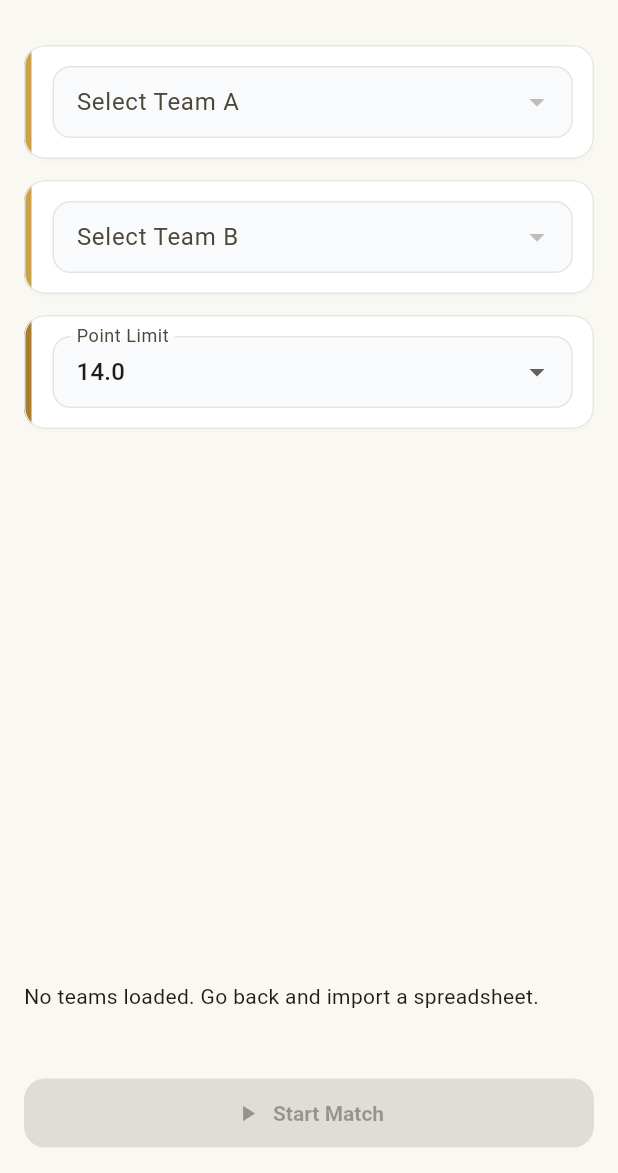
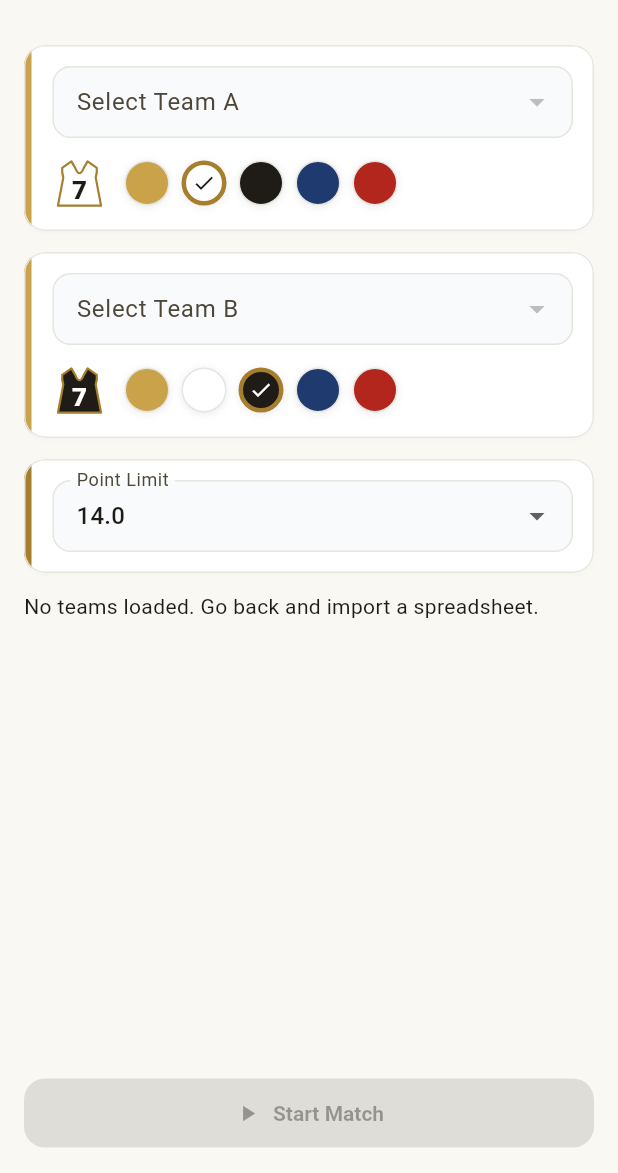
Before and after one commit to gnpazinato/IWBF-Team-Points-Control, a Flutter app: the MatchSetupScreen screen opened directly, on a phone screen of 412 x 824 dp, the part 63-1236 px from its top. Run offline on Flutter 3.47's test engine with Material 3 defaults, Android fonts, the phone set to English and light mode, and no system bars; our stand-ins replace file_picker, shared_preferences, vibration, wakelock_plus, web; missing offline and left inert: dart:js_interop, excel; accounts and stored records are empty.

Commit message:
feat(visual): Fase 5a — Jersey Color Picker
- MatchState: jerseyColorA/B (defaults preservam Team A clara / B escura)
  + serialização (toARGB32).
- PlayerJerseyIcon: parâmetro opcional jerseyColor; cor do número por
  luminância (contraste). Sem jerseyColor mantém o comportamento atual.
- Lineup: cor da camisa propagada para a lista lateral e para os chips
  da quadra (Team A usa jerseyColorA, Team B jerseyColorB).
- Match setup: seletor de camisa por equipe (preview + bolinhas Gold/
  White/Black/Dark Blue/Red); corpo agora rolável (sem overflow) com
  os times em cards de friso. ensureVisible nos taps de dropdown no teste.

Co-Authored-By: Claude Opus 4.7 (1M context) <noreply@anthropic.com>

```diff
--- a/lib/models/match_state.dart
+++ b/lib/models/match_state.dart
@@ -1,6 +1,13 @@
+import 'dart:ui' show Color;
+
 import '../constants/point_limits.dart';
 import 'player.dart';
 import 'team.dart';
+
+/// Cores padrão de camisa, preservando o visual original (Team A clara,
+/// Team B escura) quando o usuário não escolhe outra.
+const Color kDefaultJerseyColorA = Color(0xFFFFFFFF);
+const Color kDefaultJerseyColorB = Color(0xFF1F1B16);
 
 /// Estado mutável de uma partida em andamento.
 ///
@@ -26,7 +33,11 @@ class MatchState {
     Set<String>? selectedTeamAIds,
     Set<String>? selectedTeamBIds,
     this.competitionName,
+    Color? jerseyColorA,
+    Color? jerseyColorB,
   })  : _pointLimit = pointLimit,
+        jerseyColorA = jerseyColorA ?? kDefaultJerseyColorA,
+        jerseyColorB = jerseyColorB ?? kDefaultJerseyColorB,
         _teamASlots =
             _initSlots(teamASlots, fallbackSet: selectedTeamAIds),
         _teamBSlots =
@@ -58,6 +69,11 @@ class MatchState {
   final Team teamA;
   final Team teamB;
   final String? competitionName;
+
+  /// Cor da camisa de cada equipe (selecionada no setup; pinta os ícones
+  /// de camisa na quadra e nas listas laterais).
+  final Color jerseyColorA;
+  final Color jerseyColorB;
 
   double _pointLimit;
   final List<String?> _teamASlots;
@@ -200,6 +216,8 @@ class MatchState {
         'pointLimit': _pointLimit,
         'teamASlots': _teamASlots,
         'teamBSlots': _teamBSlots,
+        'jerseyColorA': jerseyColorA.toARGB32(),
+        'jerseyColorB': jerseyColorB.toARGB32(),
       };
 
   factory MatchState.fromJson(Map<String, dynamic> json) {
@@ -220,6 +238,12 @@ class MatchState {
               .cast<String>()
               .toSet(),
       competitionName: json['competitionName'] as String?,
+      jerseyColorA: json['jerseyColorA'] != null
+          ? Color(json['jerseyColorA'] as int)
+          : null,
+      jerseyColorB: json['jerseyColorB'] != null
+          ? Color(json['jerseyColorB'] as int)
+          : null,
     );
   }
 
--- a/lib/screens/lineup_control_screen.dart
+++ b/lib/screens/lineup_control_screen.dart
@@ -468,6 +468,7 @@ class _TabletBody extends StatelessWidget {
             isTeamA: true,
             selectedIds: state.selectedTeamAIds,
             onPlayerTap: (Player p) => onPlayerTap(p, _Side.a),
+            jerseyColor: state.jerseyColorA,
           ),
         ),
         Expanded(
@@ -482,6 +483,7 @@ class _TabletBody extends StatelessWidget {
             isTeamA: false,
             selectedIds: state.selectedTeamBIds,
             onPlayerTap: (Player p) => onPlayerTap(p, _Side.b),
+            jerseyColor: state.jerseyColorB,
           ),
         ),
       ],
@@ -517,6 +519,7 @@ class _PhoneBody extends StatelessWidget {
                   isTeamA: true,
                   selectedIds: state.selectedTeamAIds,
                   onPlayerTap: (Player p) => onPlayerTap(p, _Side.a),
+                  jerseyColor: state.jerseyColorA,
                 ),
                 _CourtView(state: state),
                 _TeamPlayerList(
@@ -525,6 +528,7 @@ class _PhoneBody extends StatelessWidget {
                   isTeamA: false,
                   selectedIds: state.selectedTeamBIds,
                   onPlayerTap: (Player p) => onPlayerTap(p, _Side.b),
+                  jerseyColor: state.jerseyColorB,
                 ),
               ],
             ),
@@ -542,12 +546,14 @@ class _TeamPlayerList extends StatelessWidget {
     required this.isTeamA,
     required this.selectedIds,
     required this.onPlayerTap,
+    required this.jerseyColor,
   });
 
   final Team team;
   final bool isTeamA;
   final Set<String> selectedIds;
   final ValueChanged<Player> onPlayerTap;
+  final Color jerseyColor;
 
   @override
   Widget build(BuildContext context) {
@@ -614,6 +620,7 @@ class _TeamPlayerList extends StatelessWidget {
                     selected: selectedIds.contains(p.id),
                     height: slotHeight,
                     onTap: () => onPlayerTap(p),
+                    jerseyColor: jerseyColor,
                   );
                 },
               ),
@@ -632,6 +639,7 @@ class _PlayerCard extends StatelessWidget {
     required this.selected,
     required this.height,
     required this.onTap,
+    required this.jerseyColor,
   });
 
   final Player player;
@@ -639,6 +647,7 @@ class _PlayerCard extends StatelessWidget {
   final bool selected;
   final double height;
   final VoidCallback onTap;
+  final Color jerseyColor;
 
   @override
   Widget build(BuildContext context) {
@@ -678,6 +687,7 @@ class _PlayerCard extends StatelessWidget {
                   player: player,
                   isTeamA: isTeamA,
                   size: iconSize,
+                  jerseyColor: jerseyColor,
                 ),
                 const SizedBox(width: 6),
                 // _AutoShrinkText mede o texto com TextPainter e reduz
@@ -837,6 +847,7 @@ class _CourtView extends StatelessWidget {
                           height: h,
                           slotMaxWidth: slotMaxWidth,
                           slotMaxHeight: slotMaxHeight,
+                          jerseyColor: state.jerseyColorA,
                         ),
                     for (int i = 0; i < 5; i++)
                       if (teamB[i] != null)
@@ -848,6 +859,7 @@ class _CourtView extends StatelessWidget {
                           height: h,
                           slotMaxWidth: slotMaxWidth,
                           slotMaxHeight: slotMaxHeight,
+                          jerseyColor: state.jerseyColorB,
                         ),
                   ],
                 );
@@ -895,6 +907,7 @@ class _CourtPlayerSlot extends StatelessWidget {
     required this.height,
     required this.slotMaxWidth,
     required this.slotMaxHeight,
+    required this.jerseyColor,
   });
 
   final Player player;
@@ -904,6 +917,7 @@ class _CourtPlayerSlot extends StatelessWidget {
   final double height;
   final double slotMaxWidth;
   final double slotMaxHeight;
+  final Color jerseyColor;
 
   @override
   Widget build(BuildContext context) {
@@ -917,6 +931,7 @@ class _CourtPlayerSlot extends StatelessWidget {
           isTeamA: isTeamA,
           maxWidth: slotMaxWidth,
           maxHeight: slotMaxHeight,
+          jerseyColor: jerseyColor,
         ),
       ),
     );
@@ -929,12 +944,14 @@ class _CourtPlayerChip extends StatelessWidget {
     required this.isTeamA,
     required this.maxWidth,
     required this.maxHeight,
+    required this.jerseyColor,
   });
 
   final Player player;
   final bool isTeamA;
   final double maxWidth;
   final double maxHeight;
+  final Color jerseyColor;
 
   @override
   Widget build(BuildContext context) {
@@ -984,6 +1001,7 @@ class _CourtPlayerChip extends StatelessWidget {
               player: player,
               isTeamA: isTeamA,
               size: iconSize,
+              jerseyColor: jerseyColor,
             ),
             SizedBox(height: gap),
             // _AutoShrinkText mede o sobrenome e reduz proporcionalmente
--- a/lib/screens/match_setup_screen.dart
+++ b/lib/screens/match_setup_screen.dart
@@ -2,10 +2,12 @@ import 'package:flutter/material.dart';
 
 import '../constants/point_limits.dart';
 import '../models/match_state.dart';
+import '../models/player.dart';
 import '../models/team.dart';
 import '../theme/iwbf_theme.dart';
 import '../widgets/country_flag.dart';
 import '../widgets/iwbf_logo_header.dart';
+import '../widgets/player_jersey_icon.dart';
 import 'lineup_control_screen.dart';
 
 /// Configuração da partida: escolhe Team A, Team B e Point Limit.
@@ -37,6 +39,8 @@ class _MatchSetupScreenState extends State<MatchSetupScreen> {
   Team? _teamA;
   Team? _teamB;
   double _pointLimit = kDefaultPointLimit;
+  Color _jerseyColorA = kDefaultJerseyColorA;
+  Color _jerseyColorB = kDefaultJerseyColorB;
 
   @override
   void initState() {
@@ -46,6 +50,8 @@ class _MatchSetupScreenState extends State<MatchSetupScreen> {
       _teamA = restored.teamA;
       _teamB = restored.teamB;
       _pointLimit = restored.pointLimit;
+      _jerseyColorA = restored.jerseyColorA;
+      _jerseyColorB = restored.jerseyColorB;
     }
   }
 
@@ -136,6 +142,8 @@ class _MatchSetupScreenState extends State<MatchSetupScreen> {
       teamB: b,
       pointLimit: _pointLimit,
       competitionName: _competitionName,
+      jerseyColorA: _jerseyColorA,
+      jerseyColorB: _jerseyColorB,
     );
     Navigator.of(context).push<void>(
       MaterialPageRoute<void>(
@@ -154,7 +162,7 @@ class _MatchSetupScreenState extends State<MatchSetupScreen> {
         title: const IwbfAppBarTitle(text: 'Match Setup'),
       ),
       body: SafeArea(
-        child: Padding(
+        child: SingleChildScrollView(
           padding: const EdgeInsets.all(16),
           child: Column(
             crossAxisAlignment: CrossAxisAlignment.stretch,
@@ -168,22 +176,48 @@ class _MatchSetupScreenState extends State<MatchSetupScreen> {
                   ),
                 ),
               _AccentCard(
-                child: _TeamDropdown(
+                child: Column(
+                  crossAxisAlignment: CrossAxisAlignment.stretch,
+                  children: <Widget>[
+                    _TeamDropdown(
                       key: const Key('team-a-dropdown'),
                       label: 'Select Team A',
                       value: _teamA,
                       teams: teams,
-                  onChanged: (Team? value) => setState(() => _teamA = value),
+                      onChanged: (Team? value) =>
+                          setState(() => _teamA = value),
+                    ),
+                    const SizedBox(height: 12),
+                    _JerseyPicker(
+                      isTeamA: true,
+                      selected: _jerseyColorA,
+                      onChanged: (Color c) =>
+                          setState(() => _jerseyColorA = c),
+                    ),
+                  ],
                 ),
               ),
               const SizedBox(height: 14),
               _AccentCard(
-                child: _TeamDropdown(
+                child: Column(
+                  crossAxisAlignment: CrossAxisAlignment.stretch,
+                  children: <Widget>[
+                    _TeamDropdown(
                       key: const Key('team-b-dropdown'),
                       label: 'Select Team B',
                       value: _teamB,
                       teams: teams,
-                  onChanged: (Team? value) => setState(() => _teamB = value),
+                      onChanged: (Team? value) =>
+                          setState(() => _teamB = value),
+                    ),
+                    const SizedBox(height: 12),
+                    _JerseyPicker(
+                      isTeamA: false,
+                      selected: _jerseyColorB,
+                      onChanged: (Color c) =>
+                          setState(() => _jerseyColorB = c),
+                    ),
+                  ],
                 ),
               ),
               const SizedBox(height: 14),
@@ -238,7 +272,6 @@ class _MatchSetupScreenState extends State<MatchSetupScreen> {
                     ),
                   ),
                 ),
-              const Spacer(),
               if (teams.isEmpty)
                 const Padding(
                   padding: EdgeInsets.symmetric(vertical: 12),
@@ -375,3 +408,110 @@ class _PointLimitDropdown extends StatelessWidget {
     );
   }
 }
+
+/// Paleta de cores de camisa (institucionais IWBF) para o seletor.
+const List<Color> kJerseyPalette = <Color>[
+  IwbfColors.gold,
+  Color(0xFFFFFFFF), // White
+  IwbfColors.textPrimary, // Black
+  Color(0xFF1E3A6E), // Dark Blue
+  IwbfColors.alertRed, // Red
+];
+
+/// Atleta fictício usado só para o preview da camisa no seletor.
+final Player _jerseyPreviewPlayer = Player(
+  id: 'jersey-preview',
+  teamName: '',
+  shirtNumber: 7,
+  name: '',
+  playerClass: 1.0,
+);
+
+/// Seletor de cor de camisa: preview do ícone + bolinhas de cor tocáveis.
+class _JerseyPicker extends StatelessWidget {
+  const _JerseyPicker({
+    required this.isTeamA,
+    required this.selected,
+    required this.onChanged,
+  });
+
+  final bool isTeamA;
+  final Color selected;
+  final ValueChanged<Color> onChanged;
+
+  @override
+  Widget build(BuildContext context) {
+    return Row(
+      children: <Widget>[
+        PlayerJerseyIcon(
+          player: _jerseyPreviewPlayer,
+          isTeamA: isTeamA,
+          size: 36,
+          jerseyColor: selected,
+        ),
+        const SizedBox(width: 12),
+        Expanded(
+          child: Wrap(
+            spacing: 8,
+            runSpacing: 8,
+            children: <Widget>[
+              for (final Color c in kJerseyPalette)
+                _ColorDot(
+                  color: c,
+                  selected: c.toARGB32() == selected.toARGB32(),
+                  onTap: () => onChanged(c),
+                ),
+            ],
+          ),
+        ),
+      ],
+    );
+  }
+}
+
+class _ColorDot extends StatelessWidget {
+  const _ColorDot({
+    required this.color,
+    required this.selected,
+    required this.onTap,
+  });
+
+  final Color color;
+  final bool selected;
+  final VoidCallback onTap;
+
+  @override
+  Widget build(BuildContext context) {
+    return GestureDetector(
+      onTap: onTap,
+      child: Container(
+        width: 30,
+        height: 30,
+        decoration: BoxDecoration(
+          color: color,
+          shape: BoxShape.circle,
+          border: Border.all(
+            color: selected ? IwbfColors.goldDeep : IwbfColors.slate200,
+            width: selected ? 3 : 1,
+          ),
+          boxShadow: const <BoxShadow>[
+            BoxShadow(
+              color: Color(0x14000000),
+              blurRadius: 4,
+              offset: Offset(0, 1),
+            ),
+          ],
+        ),
+        child: selected
+            ? Icon(
+                Icons.check,
+                size: 16,
+                color: color.computeLuminance() > 0.5
+                    ? IwbfColors.textPrimary
+                    : Colors.white,
+              )
+            : null,
+      ),
+    );
+  }
+}
--- a/lib/widgets/player_jersey_icon.dart
+++ b/lib/widgets/player_jersey_icon.dart
@@ -24,16 +24,23 @@ class PlayerJerseyIcon extends StatelessWidget {
     required this.player,
     required this.isTeamA,
     this.size = 40,
+    this.jerseyColor,
   });
 
   final Player player;
   final bool isTeamA;
   final double size;
 
+  /// Cor da camisa. Quando nula, usa o padrão (Team A clara, Team B escura).
+  final Color? jerseyColor;
+
   @override
   Widget build(BuildContext context) {
-    final Color fill = isTeamA ? Colors.white : IwbfColors.textPrimary;
-    final Color text = isTeamA ? IwbfColors.textPrimary : Colors.white;
+    final Color fill =
+        jerseyColor ?? (isTeamA ? Colors.white : IwbfColors.textPrimary);
+    // Texto contrastante: escuro sobre camisas claras, branco sobre escuras.
+    final Color text =
+        fill.computeLuminance() > 0.5 ? IwbfColors.textPrimary : Colors.white;
     const Color border = IwbfColors.goldDeep;
 
     return SizedBox(
```
Also changed, not shown: 1 other file. Lines whose indentation alone changed are shown as unchanged.
